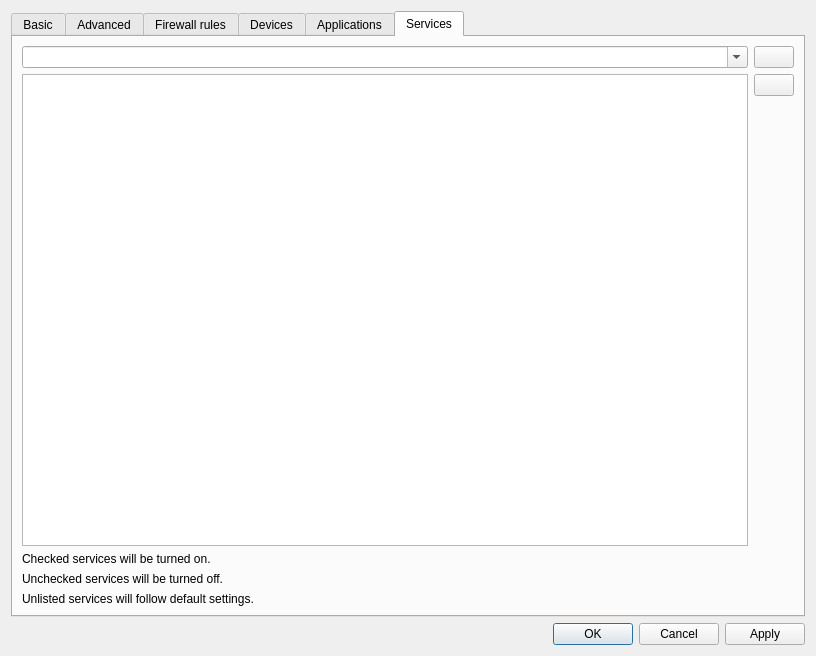
Above: ui/settingsdlg.ui from QubesOS/qubes-manager before the change. Below: the same form after it.
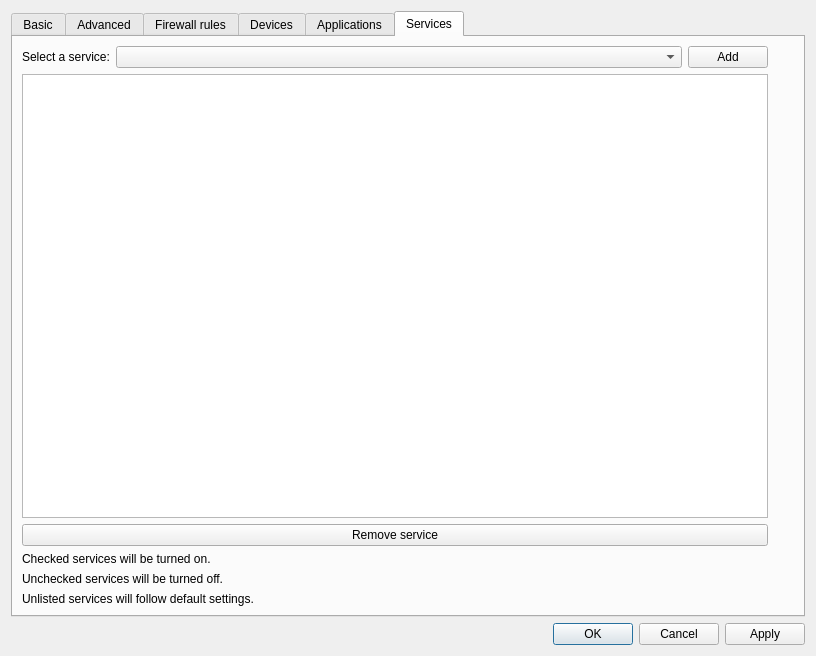
That is the form after the change. The open tabs and pages were chosen to show the change. Icons and pictures are not drawn.

Commit message:
Added handling for supported services to VM settings
Slight change to layout of services tab, made it hopefully
less confusing. Dropdown will now list services supported by this
VM and its template, not just an assortment of hardcoded services.

Patch:
```diff
--- a/ui/settingsdlg.ui
+++ b/ui/settingsdlg.ui
@@ -29,7 +29,7 @@
         <locale language="English" country="UnitedStates"/>
        </property>
        <property name="currentIndex">
-        <number>1</number>
+        <number>5</number>
        </property>
        <widget class="QWidget" name="basic_tab">
         <property name="locale">
@@ -1433,47 +1433,85 @@
          <string>Services</string>
         </attribute>
         <layout class="QGridLayout" name="gridLayout_5">
-         <item row="6" column="1">
-          <spacer name="verticalSpacer_5">
-           <property name="orientation">
-            <enum>Qt::Vertical</enum>
+         <item row="8" column="0" rowspan="2">
+          <widget class="QListWidget" name="services_list">
+           <property name="sizePolicy">
+            <sizepolicy hsizetype="Expanding" vsizetype="Minimum">
+             <horstretch>0</horstretch>
+             <verstretch>0</verstretch>
+            </sizepolicy>
            </property>
-           <property name="sizeHint" stdset="0">
-            <size>
-             <width>20</width>
-             <height>40</height>
-            </size>
-           </property>
-          </spacer>
+          </widget>
          </item>
-         <item row="5" column="0" rowspan="2">
-          <widget class="QListWidget" name="services_list"/>
-         </item>
-         <item row="7" column="0" colspan="2">
+         <item row="11" column="0" colspan="2">
           <widget class="QLabel" name="label_7">
            <property name="text">
             <string>Checked services will be turned on.</string>
            </property>
           </widget>
          </item>
-         <item row="8" column="0" colspan="2">
-          <widget class="QLabel" name="label_8">
-           <property name="text">
-            <string>Unchecked services will be turned off.</string>
-           </property>
-          </widget>
-         </item>
-         <item row="9" column="0" colspan="2">
+         <item row="13" column="0" colspan="2">
           <widget class="QLabel" name="label_9">
            <property name="text">
             <string>Unlisted services will follow default settings.</string>
            </property>
           </widget>
          </item>
-         <item row="5" column="1">
+         <item row="12" column="0" colspan="2">
+          <widget class="QLabel" name="label_8">
+           <property name="text">
+            <string>Unchecked services will be turned off.</string>
+           </property>
+          </widget>
+         </item>
+         <item row="2" column="0">
+          <layout class="QHBoxLayout" name="horizontalLayout_7">
+           <item>
+            <widget class="QLabel" name="label_6">
+             <property name="text">
+              <string>Select a service:</string>
+             </property>
+            </widget>
+           </item>
+           <item>
+            <widget class="QComboBox" name="service_line_edit">
+             <property name="sizePolicy">
+              <sizepolicy hsizetype="Expanding" vsizetype="Fixed">
+               <horstretch>0</horstretch>
+               <verstretch>0</verstretch>
+              </sizepolicy>
+             </property>
+             <property name="toolTip">
+              <string>Services listed here are explicitly supported by the qube. Additional services may be added with the '+' button on the right.</string>
+             </property>
+             <property name="currentText">
+              <string/>
+             </property>
+            </widget>
+           </item>
+           <item>
+            <widget class="QPushButton" name="add_srv_button">
+             <property name="text">
+              <string>Add</string>
+             </property>
+             <property name="icon">
+              <iconset resource="../resources.qrc">
+               <normaloff>:/add.png</normaloff>:/add.png</iconset>
+             </property>
+             <property name="iconSize">
+              <size>
+               <width>24</width>
+               <height>24</height>
+              </size>
+             </property>
+            </widget>
+           </item>
+          </layout>
+         </item>
+         <item row="10" column="0">
           <widget class="QPushButton" name="remove_srv_button">
            <property name="text">
-            <string/>
+            <string>Remove service</string>
            </property>
            <property name="icon">
             <iconset resource="../resources.qrc">
@@ -1487,32 +1525,18 @@
            </property>
           </widget>
          </item>
-         <item row="1" column="0">
-          <widget class="QComboBox" name="service_line_edit">
-           <property name="toolTip">
-            <string>Services listed here are only base Qubes services - other services may be installed and implemented.</string>
+         <item row="9" column="1">
+          <spacer name="verticalSpacer_5">
+           <property name="orientation">
+            <enum>Qt::Vertical</enum>
            </property>
-           <property name="editable">
-            <bool>true</bool>
-           </property>
-          </widget>
-         </item>
-         <item row="1" column="1">
-          <widget class="QPushButton" name="add_srv_button">
-           <property name="text">
-            <string/>
-           </property>
-           <property name="icon">
-            <iconset resource="../resources.qrc">
-             <normaloff>:/add.png</normaloff>:/add.png</iconset>
-           </property>
-           <property name="iconSize">
+           <property name="sizeHint" stdset="0">
             <size>
-             <width>24</width>
-             <height>24</height>
+             <width>20</width>
+             <height>40</height>
             </size>
            </property>
-          </widget>
+          </spacer>
          </item>
         </layout>
        </widget>
```
Left out of the diff: 3 changed lines with no effect on the pictures. The commit also changes 1 other file.
